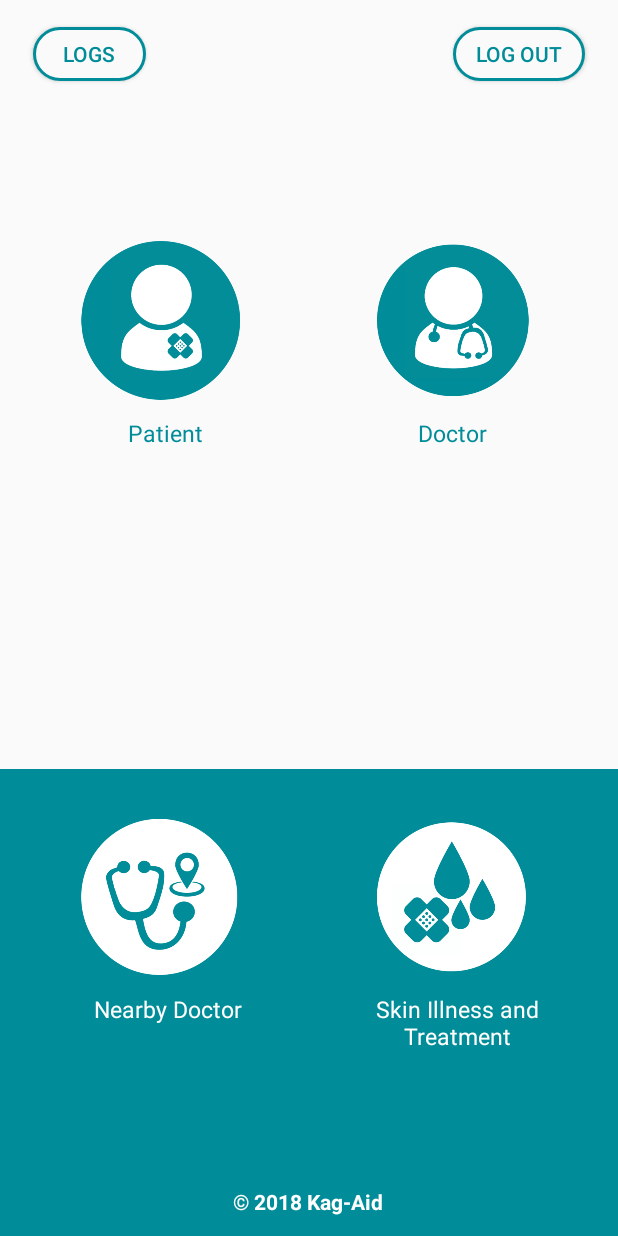
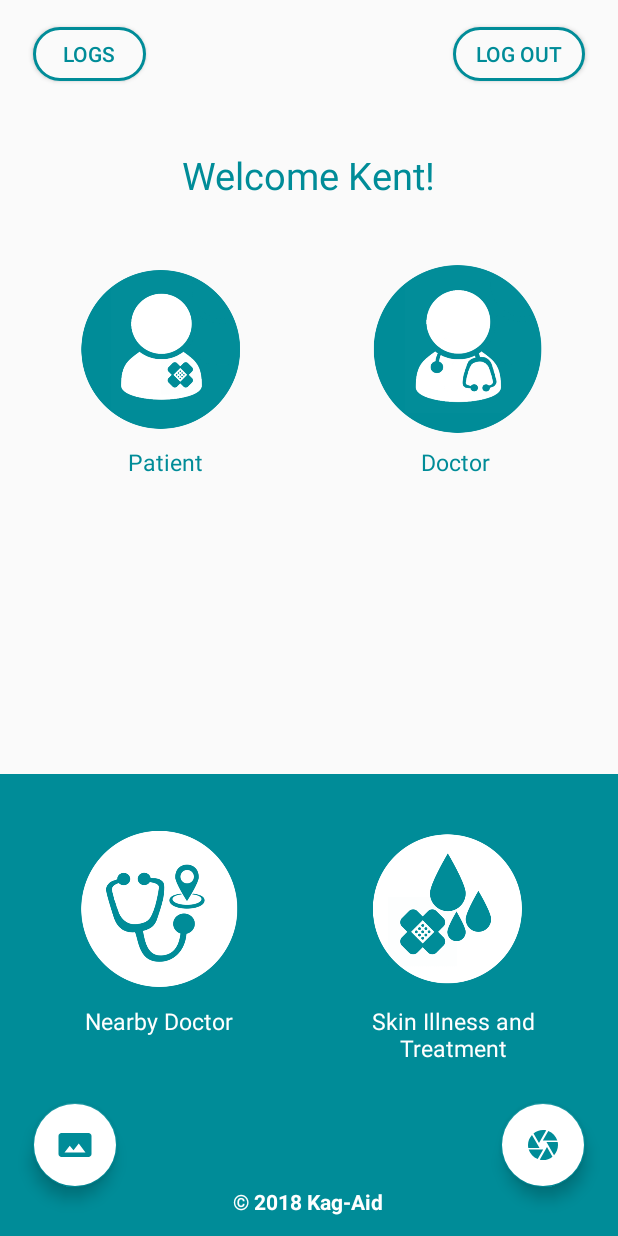
Before and after one commit to kentmicht/Capstone-Project-Kag-Aid-, an Android app: the Homepage screen opened directly, with no data from a screen before it, on a phone screen of 412 x 824 dp. Run offline under Robolectric (Android 15) with nearby library versions, the phone set to English and light mode, and no system bars.

Commit message:
FAB Buttons

```diff
--- a/app/build.gradle
+++ b/app/build.gradle
@@ -21,6 +21,7 @@ android {
 dependencies {
     implementation fileTree(dir: 'libs', include: ['*.jar'])
     implementation 'com.android.support:appcompat-v7:27.1.1'
+    implementation 'com.android.support:design:27.1.1'
     implementation 'com.android.support.constraint:constraint-layout:1.1.2'
     implementation 'com.google.android.gms:play-services-maps:15.0.1'
     implementation 'com.google.android.gms:play-services-places:15.0.1'
--- a/app/src/main/java/com/example/kagaid/kagaid/Database/DatabaseHelper.java
+++ /dev/null
@@ -1,6 +0,0 @@
-package com.example.kagaid.kagaid.Database;
-/**
- * Created by TEAM4RA (Alcantara, Genelsa, Mozo, Talisaysay)
- **/
-public class DatabaseHelper {
-}
--- /dev/null
+++ b/app/src/main/res/drawable/ic_camera_black_24dp.xml
@@ -0,0 +1,5 @@
+<vector android:height="24dp" android:tint="#008C98"
+    android:viewportHeight="24.0" android:viewportWidth="24.0"
+    android:width="24dp" xmlns:android="http://schemas.android.com/apk/res/android">
+    <path android:fillColor="#FF000000" android:pathData="M9.4,10.5l4.77,-8.26C13.47,2.09 12.75,2 12,2c-2.4,0 -4.6,0.85 -6.32,2.25l3.66,6.35 0.06,-0.1zM21.54,9c-0.92,-2.92 -3.15,-5.26 -6,-6.34L11.88,9h9.66zM21.8,10h-7.49l0.29,0.5 4.76,8.25C21,16.97 22,14.61 22,12c0,-0.69 -0.07,-1.35 -0.2,-2zM8.54,12l-3.9,-6.75C3.01,7.03 2,9.39 2,12c0,0.69 0.07,1.35 0.2,2h7.49l-1.15,-2zM2.46,15c0.92,2.92 3.15,5.26 6,6.34L12.12,15L2.46,15zM13.73,15l-3.9,6.76c0.7,0.15 1.42,0.24 2.17,0.24 2.4,0 4.6,-0.85 6.32,-2.25l-3.66,-6.35 -0.93,1.6z"/>
+</vector>
--- /dev/null
+++ b/app/src/main/res/drawable/ic_panorama_black_24dp.xml
@@ -0,0 +1,5 @@
+<vector android:height="24dp" android:tint="#008c98"
+    android:viewportHeight="24.0" android:viewportWidth="24.0"
+    android:width="24dp" xmlns:android="http://schemas.android.com/apk/res/android">
+    <path android:fillColor="#FF000000" android:pathData="M23,18V6c0,-1.1 -0.9,-2 -2,-2H3c-1.1,0 -2,0.9 -2,2v12c0,1.1 0.9,2 2,2h18c1.1,0 2,-0.9 2,-2zM8.5,12.5l2.5,3.01L14.5,11l4.5,6H5l3.5,-4.5z"/>
+</vector>
--- a/app/src/main/res/layout/activity_homepage.xml
+++ b/app/src/main/res/layout/activity_homepage.xml
@@ -10,39 +10,37 @@
     <ImageView
         android:id="@+id/imageView2"
         android:layout_width="415dp"
-        android:layout_height="311dp"
+        android:layout_height="308dp"
         android:layout_alignParentBottom="true"
         android:layout_alignParentStart="true"
-        android:layout_marginBottom="0dp"
         app:layout_constraintTop_toTopOf="parent"
         app:srcCompat="@color/colorPrimary"
         tools:layout_editor_absoluteX="0dp" />
 
     <ImageView
         android:id="@+id/patientlogo"
-        android:onClick = "openPatientRecord"
         android:layout_width="119dp"
         android:layout_height="130dp"
         android:layout_alignParentStart="true"
-        android:layout_alignTop="@+id/doctorlogo"
+        android:layout_alignParentTop="true"
         android:layout_marginStart="49dp"
+        android:layout_marginTop="167dp"
+        android:onClick="openPatientRecord"
         app:layout_constraintBottom_toTopOf="@+id/loginUser"
         app:layout_constraintEnd_toEndOf="parent"
         app:layout_constraintHorizontal_bias="0.176"
         app:layout_constraintStart_toStartOf="parent"
         app:layout_constraintTop_toTopOf="parent"
         app:layout_constraintVertical_bias="0.605"
-        app:srcCompat="@drawable/patient_logo"
-        />
+        app:srcCompat="@drawable/patient_logo" />
 
     <ImageView
         android:id="@+id/doctorlogo"
-        android:layout_width="114dp"
-        android:layout_height="130dp"
-        android:layout_alignParentEnd="true"
+        android:layout_width="126dp"
+        android:layout_height="148dp"
+        android:layout_alignEnd="@+id/illnesstreatment"
         android:layout_alignParentTop="true"
-        android:layout_marginEnd="51dp"
-        android:layout_marginTop="148dp"
+        android:layout_marginTop="158dp"
         app:layout_constraintBottom_toTopOf="@+id/loginUser"
         app:layout_constraintEnd_toEndOf="parent"
         app:layout_constraintHorizontal_bias="0.758"
@@ -53,11 +51,12 @@
 
     <ImageView
         android:id="@+id/nearbyDoctorlogo"
-        android:onClick = "map"
         android:layout_width="117dp"
         android:layout_height="129dp"
+        android:layout_alignParentBottom="true"
         android:layout_alignStart="@+id/patientlogo"
-        android:layout_alignTop="@+id/illnesstreatmentlogo"
+        android:layout_marginBottom="154dp"
+        android:onClick="map"
         app:layout_constraintBottom_toTopOf="@+id/loginUser"
         app:layout_constraintEnd_toEndOf="parent"
         app:layout_constraintHorizontal_bias="0.758"
@@ -65,27 +64,13 @@
         app:layout_constraintVertical_bias="0.605"
         app:srcCompat="@drawable/nearby_doctors_logo" />
 
-    <TextView
-        android:id="@+id/nearbydoctor"
-        android:layout_width="140dp"
-        android:layout_height="wrap_content"
-        android:layout_alignParentStart="true"
-        android:layout_below="@+id/nearbyDoctorlogo"
-        android:layout_marginStart="41dp"
-        android:text="Nearby Doctor"
-        android:gravity="center"
-        android:textColor="@color/textHomepage1"
-        android:textSize="15dp"
-        app:layout_constraintStart_toStartOf="parent" />
-
     <ImageView
         android:id="@+id/illnesstreatmentlogo"
-        android:onClick="openSkinIllness"
         android:layout_width="112dp"
         android:layout_height="129dp"
-        android:layout_alignParentBottom="true"
         android:layout_alignStart="@+id/doctorlogo"
-        android:layout_marginBottom="162dp"
+        android:layout_alignTop="@+id/nearbyDoctorlogo"
+        android:onClick="openSkinIllness"
         app:layout_constraintBottom_toTopOf="@+id/loginUser"
         app:layout_constraintEnd_toEndOf="parent"
         app:layout_constraintHorizontal_bias="0.758"
@@ -99,7 +84,8 @@
         android:layout_height="wrap_content"
         android:layout_alignParentEnd="true"
         android:layout_below="@+id/nearbyDoctorlogo"
-        android:layout_marginEnd="39dp"
+        android:layout_marginEnd="42dp"
+        android:layout_marginTop="-154dp"
         android:gravity="center"
         android:text="Skin Illness and Treatment"
         android:textColor="@color/textHomepage1"
@@ -126,7 +112,7 @@
         android:layout_height="wrap_content"
         android:layout_alignParentEnd="true"
         android:layout_below="@+id/patientlogo"
-        android:layout_marginEnd="87dp"
+        android:layout_marginEnd="85dp"
         android:text="Doctor"
         android:textColor="@color/textHomepage"
         android:textSize="15dp"
@@ -181,4 +167,51 @@
         app:layout_constraintStart_toStartOf="parent"
         app:layout_constraintTop_toTopOf="parent"
         app:layout_constraintVertical_bias="0.013" />
+
+    <android.support.design.widget.FloatingActionButton
+        android:id="@+id/gallery"
+        android:layout_width="135dp"
+        android:layout_height="59dp"
+        android:layout_above="@+id/copyright"
+        android:layout_alignStart="@+id/homepageLogs"
+        android:layout_gravity="end|bottom"
+        android:src="@drawable/ic_panorama_black_24dp"
+        android:backgroundTint="@color/textHomepage1"
+        app:fabSize="normal" />
+
+    <android.support.design.widget.FloatingActionButton
+        android:id="@+id/camera"
+        android:layout_width="wrap_content"
+        android:layout_height="wrap_content"
+        android:layout_above="@+id/copyright"
+        android:layout_alignEnd="@+id/homepageLogOut"
+        android:layout_gravity="end|bottom"
+        android:src="@drawable/ic_camera_black_24dp"
+        android:backgroundTint="@color/textHomepage1"
+        app:fabSize="normal" />
+
+    <TextView
+        android:id="@+id/nearbydoctor"
+        android:layout_width="140dp"
+        android:layout_height="wrap_content"
+        android:layout_alignParentStart="true"
+        android:layout_below="@+id/nearbyDoctorlogo"
+        android:layout_marginStart="35dp"
+        android:layout_marginTop="-154dp"
+        android:gravity="center"
+        android:text="Nearby Doctor"
+        android:textColor="@color/textHomepage1"
+        android:textSize="15dp"
+        app:layout_constraintStart_toStartOf="parent" />
+
+    <TextView
+        android:id="@+id/header"
+        android:layout_width="wrap_content"
+        android:layout_height="wrap_content"
+        android:layout_alignParentTop="true"
+        android:layout_centerHorizontal="true"
+        android:layout_marginTop="99dp"
+        android:text="Welcome Kent!"
+        android:textColor="@color/textHomepage"
+        android:textSize="25dp" />
 </RelativeLayout>
```
Also changed, not shown: app/src/main/java/com/example/kagaid/kagaid/Database/DatabaseHelperLogin.java (added, +38 -0 lines), app/src/main/java/com/example/kagaid/kagaid/LogIn.java (+4 -5 lines), app/src/main/res/layout/activity_maps.xml (+11 -22 lines), app/src/main/res/drawable/nearby_doctors_logo_maps.png (added).
